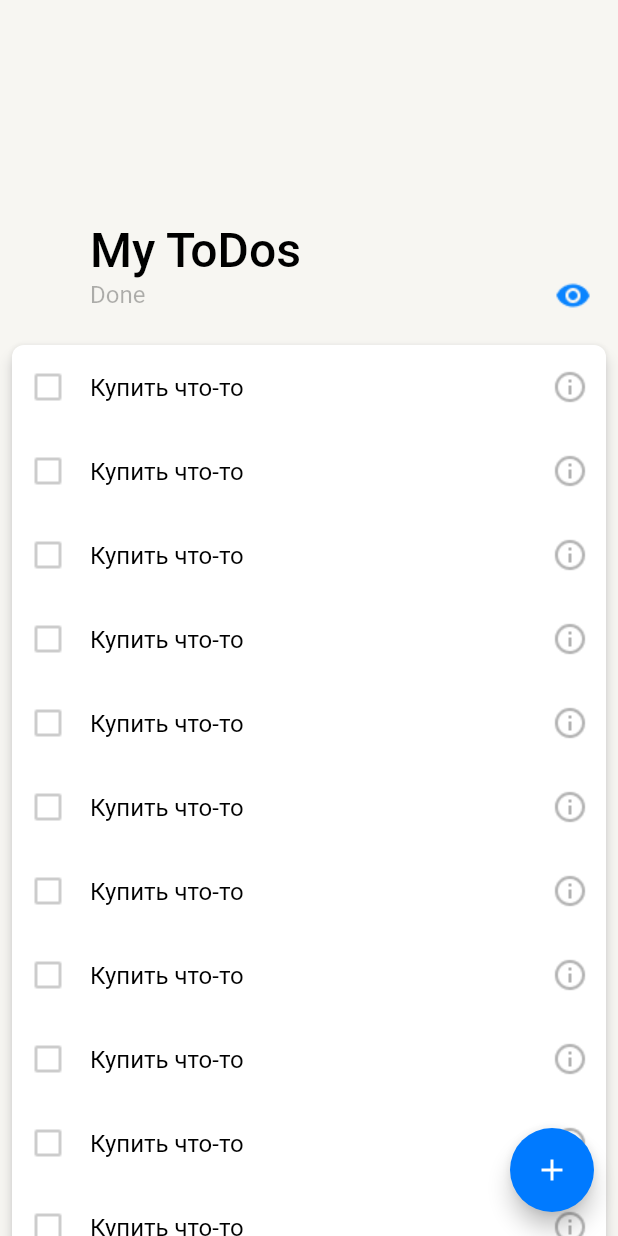
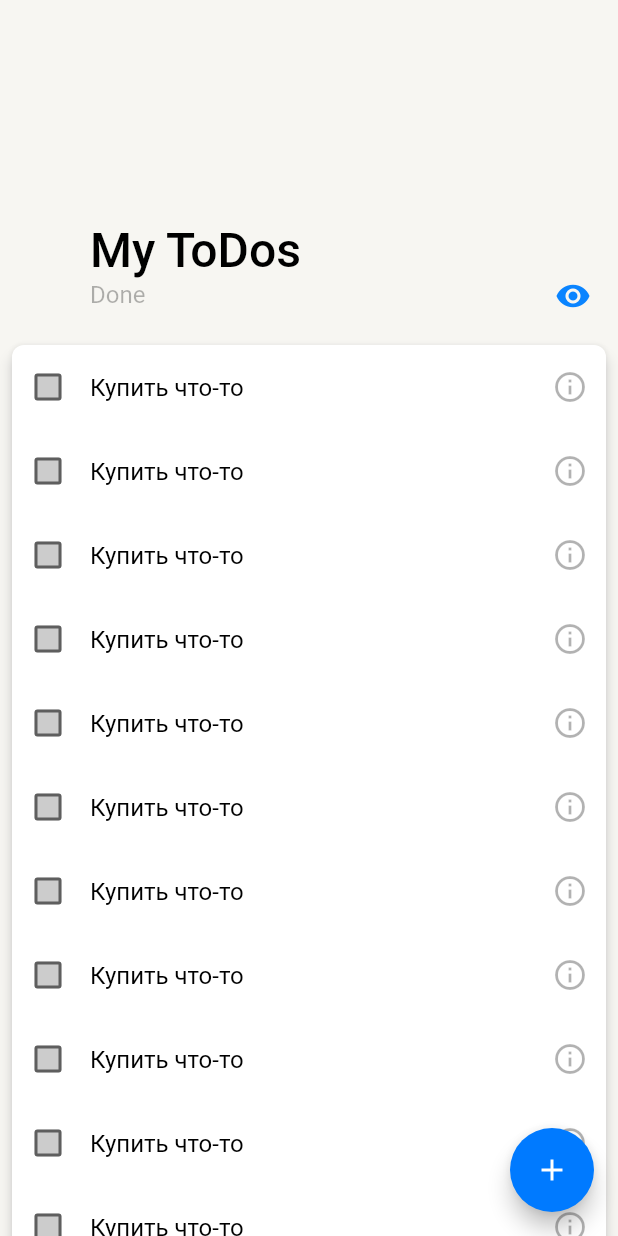
Before and after one commit to ann-who/todo, a Flutter app: the screen it shows after launch, on a phone screen of 412 x 824 dp. Run offline on Flutter 3.47's test engine with Material 2 defaults, Android fonts, the phone set to English and light mode, and no system bars; our stand-ins replace table_calendar; generated files the repository leaves out were written again.

Commit message:
Add app bar shadow and checkbox

```diff
--- a/lib/app_theme/theme_manager.dart
+++ b/lib/app_theme/theme_manager.dart
@@ -26,6 +26,22 @@ class ThemeManager {
             borderRadius: BorderRadius.circular(
               WidgetsSettings.cardRadius,
             ),
+          ),
+        ),
+        checkboxTheme: CheckboxThemeData(
+          shape: RoundedRectangleBorder(
+            borderRadius: BorderRadius.circular(
+              WidgetsSettings.checkBoxRadius,
+            ),
+          ),
+          fillColor: MaterialStateProperty.resolveWith<Color>((states) {
+            if (states.contains(MaterialState.selected)) {
+              return ToDoColors.greenLight;
+            }
+            return ToDoColors.separatorLight;
+          }),
+          checkColor: MaterialStateProperty.all<Color>(
+            ToDoColors.backSecondaryLight,
           ),
         ),
         floatingActionButtonTheme: const FloatingActionButtonThemeData(
@@ -83,20 +99,36 @@ class ThemeManager {
     } else {
       themeData = ThemeData(
         appBarTheme: const AppBarTheme(
-          color: ToDoColors.backPrimaryDark,
+          backgroundColor: ToDoColors.backPrimaryDark,
           iconTheme: IconThemeData(
             color: ToDoColors.labelPrimaryDark,
           ),
+          foregroundColor: ToDoColors.labelPrimaryDark,
         ),
         brightness: Brightness.dark,
         cardTheme: CardTheme(
           color: ToDoColors.backSecondaryDark,
-          shadowColor: ToDoColors.grayLightDark,
-          elevation: WidgetsSettings.cardElevation,
+          elevation: WidgetsSettings.noPadding,
           shape: RoundedRectangleBorder(
             borderRadius: BorderRadius.circular(
               WidgetsSettings.cardRadius,
             ),
+          ),
+        ),
+        checkboxTheme: CheckboxThemeData(
+          shape: RoundedRectangleBorder(
+            borderRadius: BorderRadius.circular(
+              WidgetsSettings.checkBoxRadius,
+            ),
+          ),
+          fillColor: MaterialStateProperty.resolveWith<Color>((states) {
+            if (states.contains(MaterialState.selected)) {
+              return ToDoColors.greenDark;
+            }
+            return ToDoColors.separatorDark;
+          }),
+          checkColor: MaterialStateProperty.all<Color>(
+            ToDoColors.backSecondaryDark,
           ),
         ),
         floatingActionButtonTheme: const FloatingActionButtonThemeData(
@@ -111,7 +143,6 @@ class ThemeManager {
             color: ToDoColors.labelTertiaryDark,
           ),
         ),
-        listTileTheme: ListTileThemeData(tileColor: ToDoColors.greenDark),
         scaffoldBackgroundColor: ToDoColors.backPrimaryDark,
         textTheme: const TextTheme(
           headline1: TextStyle(
@@ -169,8 +200,7 @@ class ThemeManager {
         focusedBorder: InputBorder.none,
       ),
       listTileTheme: const ListTileThemeData(
-        minLeadingWidth: WidgetsSettings.listTilePadding,
-        contentPadding: EdgeInsets.only(left: WidgetsSettings.listTilePadding),
+        contentPadding: EdgeInsets.all(WidgetsSettings.noPadding),
         shape: RoundedRectangleBorder(
           borderRadius: BorderRadius.only(
             bottomLeft: Radius.circular(WidgetsSettings.cardRadius),
--- a/lib/resources/app_constants.dart
+++ b/lib/resources/app_constants.dart
@@ -19,11 +19,15 @@ class WidgetsSettings {
   static const double cardElevation = 4.0;
   static const double cardRadius = 8.0;
 
+  static const double checkBoxRadius = 2.0;
+
   static const double dividerHeight = 0.5;
 
   static const double iconRadius = 20.0;
 
   static const double listTilePadding = 12.0;
+
+  static const double offsetZero = 0.0;
 
   static const double titlePadding = 6.0;
   static const double subtitlePadding = 18.0;
@@ -33,4 +37,5 @@ class WidgetsSettings {
   static const double wideAppBarSmallPadding = 16.0;
 
   static const int textFieldMinHeight = 5;
+  static const double textFieldPadding = 36.0;
 }
--- a/lib/screens/main_screen.dart
+++ b/lib/screens/main_screen.dart
@@ -6,8 +6,6 @@ import 'package:todo_app/resources/app_icons.dart';
 import 'package:todo_app/screens/task_detailed_screen.dart';
 import 'package:todo_app/widgets/wide_app_bar_widget.dart';
 import 'package:todo_app/widgets/tasks_list_widget.dart';
-
-import '../resources/app_constants.dart';
 
 class MainScreen extends StatelessWidget {
   const MainScreen({Key? key}) : super(key: key);
--- a/lib/widgets/app_button.dart
+++ b/lib/widgets/app_button.dart
@@ -53,20 +53,25 @@ class AppPriorityPopupButton extends StatelessWidget {
       AppLocalizations.of(context)!.high,
     ];
     return PopupMenuButton<String>(
-      padding: EdgeInsets.zero,
-      shape: RoundedRectangleBorder(borderRadius: BorderRadius.circular(4)),
+      offset: const Offset(
+        WidgetsSettings.smallScreenPadding,
+        WidgetsSettings.offsetZero,
+      ),
+      shape: RoundedRectangleBorder(
+        borderRadius: BorderRadius.circular(
+          WidgetsSettings.cardRadius,
+        ),
+      ),
+      splashRadius: WidgetsSettings.buttonSplashRadius,
       // onSelected: onSelected,
       itemBuilder: (_) {
         return values
             .map(
               (priority) => PopupMenuItem(
                 value: priority,
-                child: Row(
-                  children: <Widget>[
-                    Text(
-                      priority,
-                    ),
-                  ],
+                child: Text(
+                  priority,
+                  style: Theme.of(context).textTheme.bodyText1,
                 ),
               ),
             )
@@ -98,7 +103,7 @@ class AppPriorityPopupButton extends StatelessWidget {
 
 class AppIconButton extends StatelessWidget {
   final void Function()? onPressed;
-  final String iconPath;
+  final IconData iconPath;
   final Color? color;
 
   const AppIconButton(this.onPressed, this.iconPath, {this.color, Key? key})
@@ -112,13 +117,20 @@ class AppIconButton extends StatelessWidget {
       padding: const EdgeInsets.all(WidgetsSettings.noPadding),
       splashRadius: WidgetsSettings.buttonSplashRadius,
       onPressed: onPressed,
-      icon: AppIcon(
-        path: iconPath,
+      icon: Icon(
+        iconPath,
         color: color ??
             (brightness == Brightness.light
                 ? ToDoColors.blueLight
                 : ToDoColors.blueDark),
       ),
+      // AppIcon(
+      //   path: iconPath,
+      //   color: color ??
+      //       (brightness == Brightness.light
+      //           ? ToDoColors.blueLight
+      //           : ToDoColors.blueDark),
+      // ),
     );
   }
 }
--- a/lib/widgets/task_item_widget.dart
+++ b/lib/widgets/task_item_widget.dart
@@ -1,9 +1,9 @@
 import 'package:flutter/material.dart';
 import 'package:todo_app/resources/app_constants.dart';
 
-import 'package:todo_app/resources/app_icons.dart';
 import 'package:todo_app/widgets/app_button.dart';
 
+// TODO should it be a custom listTile?
 class TaskItemWidget extends StatefulWidget {
   const TaskItemWidget({Key? key}) : super(key: key);
 
@@ -13,17 +13,39 @@ class TaskItemWidget extends StatefulWidget {
 
 class _TaskItemWidgetState extends State<TaskItemWidget> {
   List<int>? tasks;
+  bool? isChecked = false;
+
   @override
   Widget build(BuildContext context) {
     return ListTile(
-      leading: const AppIcon(path: IconResources.unchecked),
-      title: Text(
-        'Купить что-то',
-        style: Theme.of(context).textTheme.bodyText1,
+      leading: Checkbox(
+        onChanged: (bool? value) {
+          setState(() {
+            isChecked = value;
+          });
+        },
+        value: isChecked,
+      ),
+      title: Transform.translate(
+        offset: const Offset(
+          -WidgetsSettings.listTilePadding,
+          WidgetsSettings.noPadding,
+        ),
+        child: Text(
+          'Купить что-то ',
+          style: isChecked == true
+              ? Theme.of(context)
+                  .textTheme
+                  .subtitle1!
+                  .copyWith(decoration: TextDecoration.lineThrough)
+              : Theme.of(context).textTheme.bodyText1,
+          maxLines: 3,
+          overflow: TextOverflow.ellipsis,
+        ),
       ),
       trailing: AppIconButton(
         () {},
-        IconResources.infoOutline,
+        Icons.info_outline,
         color: Theme.of(context).iconTheme.color,
       ),
     );
--- a/lib/widgets/task_text_widget.dart
+++ b/lib/widgets/task_text_widget.dart
@@ -23,6 +23,7 @@ class TaskTextWidget extends StatelessWidget {
           maxLines: null,
           minLines: WidgetsSettings.textFieldMinHeight,
           textInputAction: TextInputAction.done,
+          style: Theme.of(context).textTheme.bodyText1,
         ),
       ),
     );
```
Also changed, not shown: lib/screens/task_detailed_screen.dart (+3 -4 lines), lib/widgets/deadline_widget.dart (+3 -5 lines), lib/widgets/new_task_from_list_text_field_widget.dart (added, +33 -0 lines), lib/widgets/new_task_list_tile_button_widget.dart (deleted, +0 -33 lines), lib/widgets/tasks_list_widget.dart (+7 -3 lines), lib/widgets/wide_app_bar_widget.dart (+77 -15 lines).
